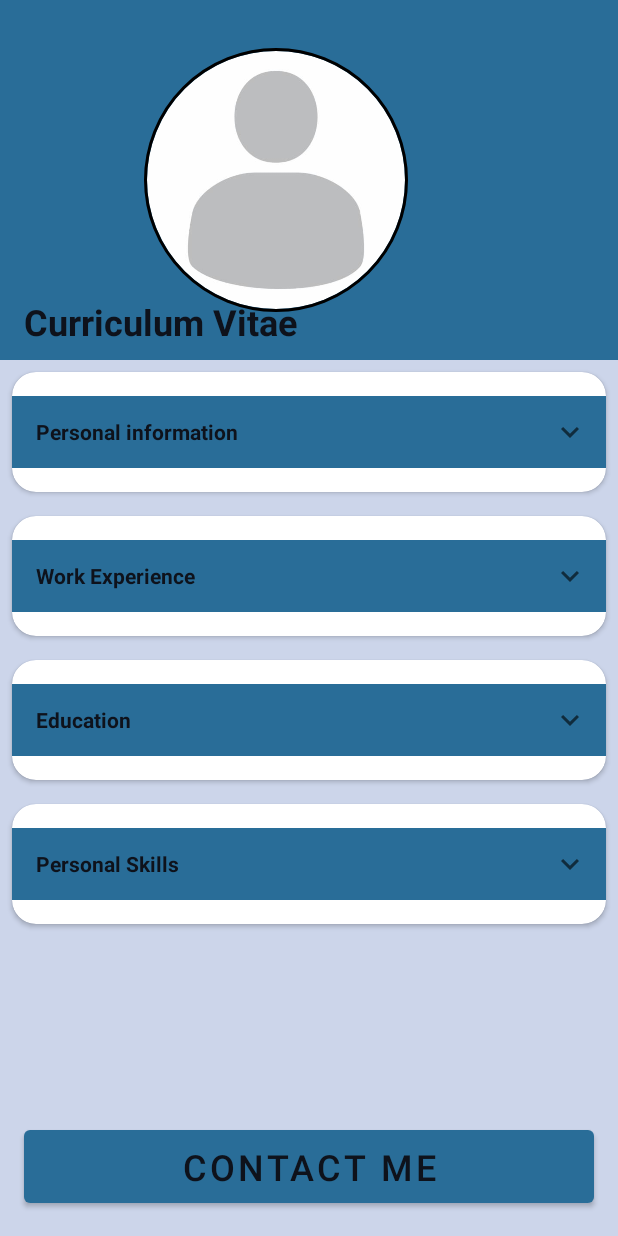
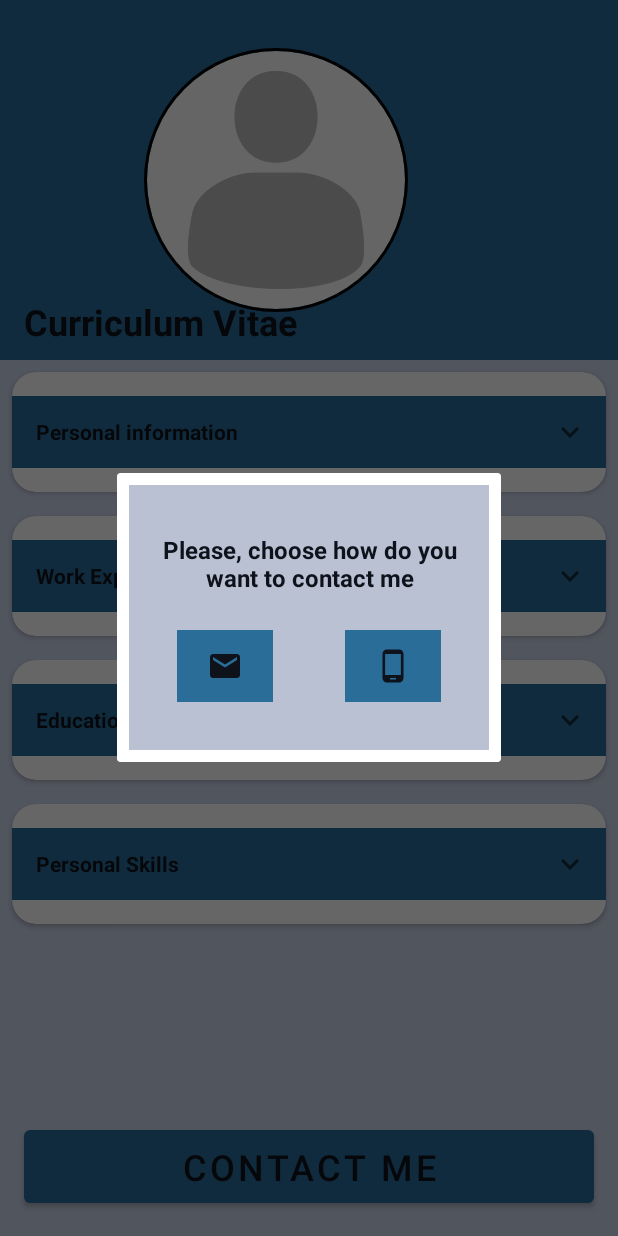
Before and after one commit to zvonimirplivelic/CurriculumVitae, an Android app: the screen it shows after launch (MainActivity), after a tap on "CONTACT ME", on a phone screen of 412 x 824 dp. Run offline under Robolectric (Android 15) with nearby library versions, the phone set to English and light mode, and no system bars; our stand-ins replace CircleImageView; libraries missing offline, so code that uses them is left out: de.cketti.mailto.

Commit message:
Added contact me functionality via phone and email

```diff
--- a/app/build.gradle
+++ b/app/build.gradle
@@ -45,4 +45,7 @@ dependencies {
 
     // Circle Image View
     implementation 'de.hdodenhof:circleimageview:3.1.0'
+
+    // Email Intent Builder
+    implementation 'de.cketti.mailto:email-intent-builder:2.0.0'
 }
--- /dev/null
+++ b/app/src/main/java/com/zvonimirplivelic/curriculumvitae/ContactMeDialog.kt
@@ -0,0 +1,31 @@
+package com.zvonimirplivelic.curriculumvitae
+
+import android.content.Context
+import android.os.Bundle
+import android.widget.ImageButton
+import androidx.appcompat.app.AppCompatDialog
+import de.cketti.mailto.EmailIntentBuilder
+
+
+class ContactMeDialog(
+    context: Context,
+    private var onContactMeDialogListener: ContactMeDialogListener
+) : AppCompatDialog(context) {
+    override fun onCreate(savedInstanceState: Bundle?) {
+        super.onCreate(savedInstanceState)
+        setContentView(R.layout.contact_me_dialog)
+        setTitle("Contact me")
+
+        val ibEmail: ImageButton? = findViewById(R.id.ibEmail)
+        val ibPhone: ImageButton? = findViewById(R.id.ibPhone)
+
+        ibEmail!!.setOnClickListener {
+            onContactMeDialogListener.contactMeEmail()
+        }
+
+        ibPhone!!.setOnClickListener {
+            onContactMeDialogListener.contactMePhone()
+        }
+
+    }
+}
--- /dev/null
+++ b/app/src/main/java/com/zvonimirplivelic/curriculumvitae/ContactMeDialogListener.kt
@@ -0,0 +1,6 @@
+package com.zvonimirplivelic.curriculumvitae
+
+interface ContactMeDialogListener {
+    fun contactMeEmail()
+    fun contactMePhone()
+}
--- a/app/src/main/java/com/zvonimirplivelic/curriculumvitae/MainActivity.kt
+++ b/app/src/main/java/com/zvonimirplivelic/curriculumvitae/MainActivity.kt
@@ -1,16 +1,18 @@
 package com.zvonimirplivelic.curriculumvitae
 
-import androidx.appcompat.app.AppCompatActivity
+import android.content.Intent
+import android.net.Uri
 import android.os.Bundle
 import android.transition.AutoTransition
 import android.transition.TransitionManager
 import android.view.View
-import android.view.animation.Animation
-import android.view.animation.RotateAnimation
 import android.widget.Button
 import android.widget.ImageButton
 import android.widget.LinearLayout
+import androidx.appcompat.app.AppCompatActivity
 import androidx.cardview.widget.CardView
+import de.cketti.mailto.EmailIntentBuilder
+
 
 class MainActivity : AppCompatActivity() {
     override fun onCreate(savedInstanceState: Bundle?) {
@@ -59,14 +61,16 @@ class MainActivity : AppCompatActivity() {
             expandCardView(
                 workExperienceImageButton,
                 workExperienceExpandable,
-                workExperienceCard)
+                workExperienceCard
+            )
         }
 
         educationCardImageButton.setOnClickListener {
             expandCardView(
                 educationCardImageButton,
                 educationExpandable,
-                educationCard)
+                educationCard
+            )
         }
 
         personalSkillsCardImageButton.setOnClickListener {
@@ -77,8 +81,21 @@ class MainActivity : AppCompatActivity() {
             )
         }
 
-        contactMeButton.setOnClickListener{
+        contactMeButton.setOnClickListener {
+            ContactMeDialog(this, object : ContactMeDialogListener {
+                override fun contactMeEmail() {
+                    EmailIntentBuilder.from(applicationContext)
+                        .to("zvonimirplivelic91@gmail.com")
+                        .subject("Job offer")
+                        .start()
+                }
 
+                override fun contactMePhone() {
+                    val intent = Intent(Intent.ACTION_DIAL)
+                    intent.data = Uri.parse("tel:0955495228")
+                    startActivity(intent)
+                }
+            }).show()
         }
     }
 
--- a/app/src/main/res/drawable/ic_email.xml
+++ b/app/src/main/res/drawable/ic_email.xml
@@ -3,7 +3,7 @@
     android:height="24dp"
     android:viewportWidth="24"
     android:viewportHeight="24"
-    android:tint="?attr/colorControlNormal">
+    android:tint="@color/black">
   <path
       android:fillColor="@android:color/white"
       android:pathData="M20,4L4,4c-1.1,0 -1.99,0.9 -1.99,2L2,18c0,1.1 0.9,2 2,2h16c1.1,0 2,-0.9 2,-2L22,6c0,-1.1 -0.9,-2 -2,-2zM20,8l-8,5 -8,-5L4,6l8,5 8,-5v2z"/>
--- a/app/src/main/res/drawable/ic_phone.xml
+++ b/app/src/main/res/drawable/ic_phone.xml
@@ -3,7 +3,7 @@
     android:height="24dp"
     android:viewportWidth="24"
     android:viewportHeight="24"
-    android:tint="?attr/colorControlNormal">
+    android:tint="@color/black">
   <path
       android:fillColor="@android:color/white"
       android:pathData="M16,1L8,1C6.34,1 5,2.34 5,4v16c0,1.66 1.34,3 3,3h8c1.66,0 3,-1.34 3,-3L19,4c0,-1.66 -1.34,-3 -3,-3zM14,21h-4v-1h4v1zM17.25,18L6.75,18L6.75,4h10.5v14z"/>
--- /dev/null
+++ b/app/src/main/res/layout/contact_me_dialog.xml
@@ -0,0 +1,50 @@
+<?xml version="1.0" encoding="utf-8"?>
+<androidx.constraintlayout.widget.ConstraintLayout xmlns:android="http://schemas.android.com/apk/res/android"
+    xmlns:app="http://schemas.android.com/apk/res-auto"
+    android:layout_width="240dp"
+    android:layout_height="wrap_content"
+    android:layout_margin="8dp"
+    android:background="@color/gray"
+    android:padding="8dp">
+
+    <TextView
+        android:id="@+id/contactDialogDescription"
+        android:layout_width="wrap_content"
+        android:layout_height="wrap_content"
+        android:layout_margin="24dp"
+        android:text="@string/contact_dialog_description"
+        android:textAlignment="center"
+        android:textColor="@color/black"
+        android:textSize="16sp"
+        android:textStyle="bold"
+        app:layout_constraintLeft_toLeftOf="parent"
+        app:layout_constraintRight_toRightOf="parent"
+        app:layout_constraintTop_toTopOf="parent" />
+
+    <ImageButton
+        android:id="@+id/ibEmail"
+        android:layout_width="0dp"
+        android:layout_height="48dp"
+        android:layout_margin="24dp"
+        android:background="@color/blue"
+        android:padding="8dp"
+        android:src="@drawable/ic_email"
+        app:layout_constraintBottom_toBottomOf="parent"
+        app:layout_constraintLeft_toLeftOf="parent"
+        app:layout_constraintRight_toLeftOf="@id/ibPhone"
+        app:layout_constraintTop_toBottomOf="@id/contactDialogDescription" />
+
+
+    <ImageButton
+        android:id="@+id/ibPhone"
+        android:layout_width="0dp"
+        android:layout_height="48dp"
+        android:layout_margin="24dp"
+        android:background="@color/blue"
+        android:padding="8dp"
+        android:src="@drawable/ic_phone"
+        app:layout_constraintBottom_toBottomOf="parent"
+        app:layout_constraintLeft_toRightOf="@id/ibEmail"
+        app:layout_constraintRight_toRightOf="parent"
+        app:layout_constraintTop_toBottomOf="@id/contactDialogDescription" />
+</androidx.constraintlayout.widget.ConstraintLayout>
--- a/app/src/main/res/values/strings.xml
+++ b/app/src/main/res/values/strings.xml
@@ -61,4 +61,5 @@
     <string name="personal_skills_languages">Native language: Croatian\nForeign language: English</string>
     <string name="personal_skills_digital">Digital skills:\n • MS Office tools\n • Java\n • Kotlin\n • Git VCS</string>
     <string name="personal_skills_other">Other skills and hobbies:\n • Fitness\n • Drivers licence(AM, B)</string>
+    <string name="contact_dialog_description">Please, choose how do you want to contact me</string>
 </resources>
--- a/build.gradle
+++ b/build.gradle
@@ -6,7 +6,7 @@ buildscript {
         jcenter()
     }
     dependencies {
-        classpath "com.android.tools.build:gradle:4.1.2"
+        classpath 'com.android.tools.build:gradle:4.1.3'
         classpath "org.jetbrains.kotlin:kotlin-gradle-plugin:$kotlin_version"
 
         // NOTE: Do not place your application dependencies here; they belong
```
